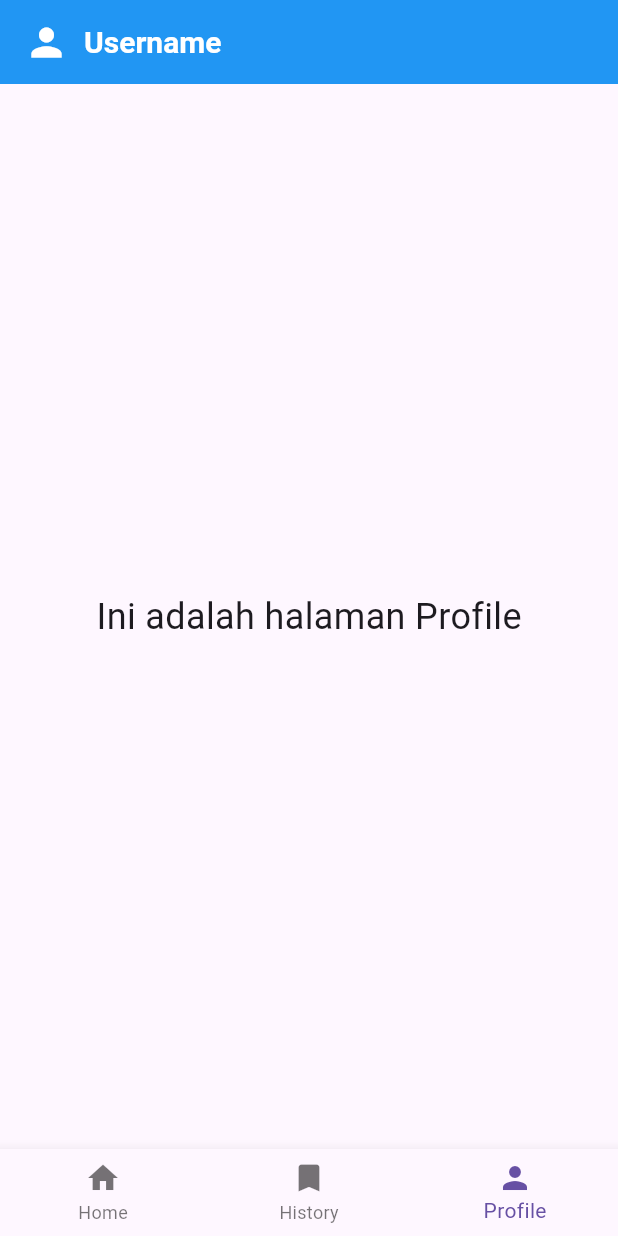
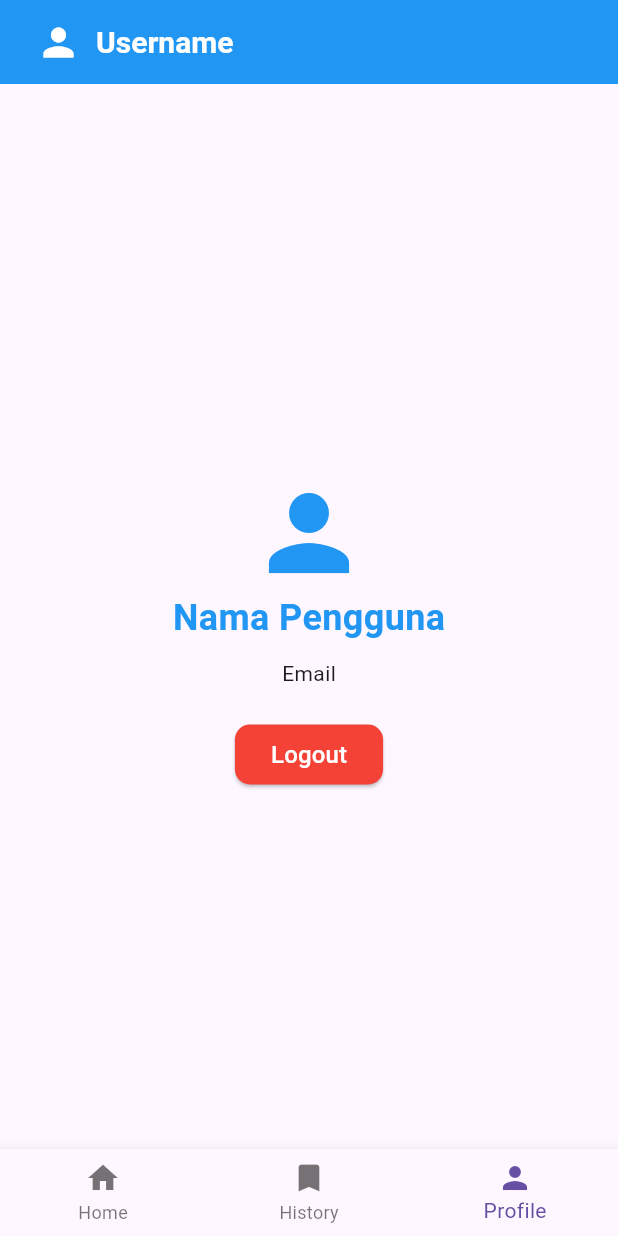
Before and after one commit to Miftahul2160/UTSPAM_5B_0705_Perpus, a Flutter app: the HomePage screen opened directly, item 3 of the bottom bar chosen, on a phone screen of 412 x 824 dp. Run offline on Flutter 3.47's test engine with Material 3 defaults, Android fonts, the phone set to English and light mode, and no system bars.

Commit message:
commit profile

```diff
--- a/lib/home.dart
+++ b/lib/home.dart
@@ -14,7 +14,9 @@ class _HomePageState extends State<HomePage> {
     return Scaffold(
       appBar: AppBar(
         backgroundColor: Colors.blue,
-        title: Row(
+        title: Padding(
+          padding: const EdgeInsets.all(8.0),
+          child: Row(
             mainAxisAlignment: MainAxisAlignment.start,
             children: [
               Icon(Icons.person, size: 30, color: Colors.white),
@@ -28,6 +30,7 @@ class _HomePageState extends State<HomePage> {
             SizedBox(width: 20)],
           ),
         ),
+      ),
       body: LayoutNavigationBarBottom(
 
       )
--- a/lib/login.dart
+++ b/lib/login.dart
@@ -22,10 +22,10 @@ class _LoginPageState extends State<LoginPage> {
         child: Form(
           key: _formKey,
           child: Padding(
-            padding: const EdgeInsets.all(18.0),
+            padding: const EdgeInsets.all(24.0),
             child: Center(
               child: SingleChildScrollView(
-                reverse: true,
+                controller: ScrollController(),
                 child: Column(
                   mainAxisAlignment: MainAxisAlignment.center,
                   children: [
--- a/lib/menu/menu_profile.dart
+++ b/lib/menu/menu_profile.dart
@@ -1,4 +1,5 @@
 import 'package:flutter/material.dart';
+import 'package:flutter_library/login.dart';
 
 class MenuProfile extends StatelessWidget {
   const MenuProfile({super.key});
@@ -8,10 +9,44 @@ class MenuProfile extends StatelessWidget {
     return MaterialApp(
       home: Scaffold(
         body: Center(
-          child: Text(
-            'Ini adalah halaman Profile',
-            style: TextStyle(fontSize: 24),
-          ),
+          child: Column(
+            mainAxisAlignment: MainAxisAlignment.center,
+            children: [
+                SizedBox(height: 20),
+                Icon( Icons.person, size: 80, color: Colors.blue),
+                Text( 'Nama Pengguna',
+                  style: TextStyle(
+                    fontSize: 24,
+                    fontWeight: FontWeight.bold,
+                    color: Colors.blue,
+                  )),
+                SizedBox(height: 10),
+                Text('Email'),
+                SizedBox(height: 20,),
+                ElevatedButton(
+                  style: ElevatedButton.styleFrom(
+                    backgroundColor: Colors.red,
+                    shape: RoundedRectangleBorder(
+                      borderRadius: BorderRadius.circular(10),
+                    ),
+                  ),
+                  onPressed: () {
+                    Navigator.pushReplacement(
+                            context,
+                            MaterialPageRoute(builder: (context) => LoginPage()),
+                          );
+                  },
+                  child: Text('Logout',
+                    style: TextStyle(
+                      fontSize: 16,
+                      color: Colors.white,
+                    ),
+                  ),
+
+                ),
+
+            ],
+          )
         ),
       ),
     );
--- a/lib/register.dart
+++ b/lib/register.dart
@@ -25,10 +25,10 @@ class RegisterPageState extends State<RegisterPage> {
         child: Form(
           key: _globalKey,
           child: Padding(
-            padding: const EdgeInsets.all(18.0),
+            padding: const EdgeInsets.all(24.0),
             child: Center(
               child: SingleChildScrollView(
-                reverse: true,
+                controller: ScrollController(),
                 child: Column(
                   mainAxisAlignment: MainAxisAlignment.center,
                   children: [
```
Lines whose indentation alone changed are shown as unchanged.
